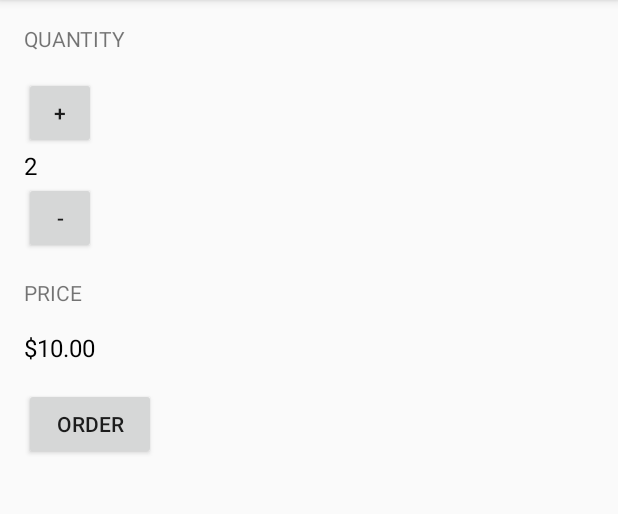
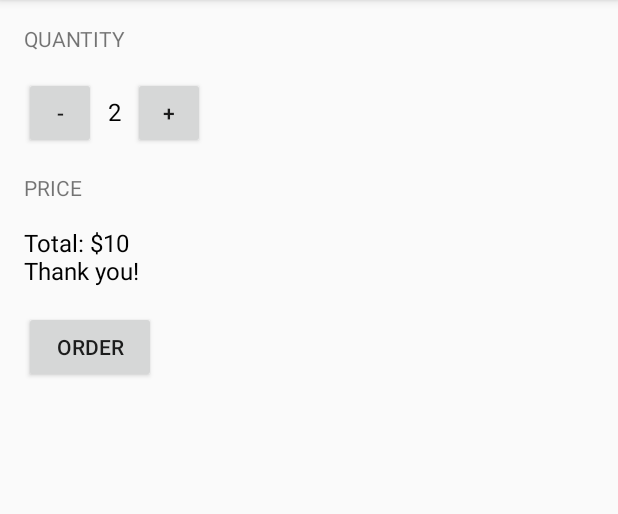
Before and after one commit to viseintellect/AppInteractive, an Android app: the screen it shows after launch (MainActivity), after a tap on "ORDER", on a phone screen of 412 x 824 dp, the part 84-598 px from its top. Run offline under Robolectric (Android 15) with nearby library versions, the phone set to English and light mode, and no system bars.

Commit message:
second commit

```diff
--- a/app/src/main/java/com/github/viseintellect/appinteractive/MainActivity.java
+++ b/app/src/main/java/com/github/viseintellect/appinteractive/MainActivity.java
@@ -78,7 +78,10 @@ public class MainActivity extends AppCompatActivity {
      * This method is called when the order button is clicked.
      */
     public void submitOrder(View view) {
-        displayPrice(quantity*5);
+        int price = quantity * 5;
+        String priceMessage = "Total: $" + price;
+        priceMessage = priceMessage + "\nThank you!";
+        displayMessage(priceMessage);
     }
 
     /**
@@ -98,4 +101,12 @@ public class MainActivity extends AppCompatActivity {
         priceTextView.setText(NumberFormat.getCurrencyInstance().format(number));
     }
 
+    /**
+     * This method displays the given text on the screen.
+     */
+    private void displayMessage(String message) {
+        TextView priceTextView = (TextView) findViewById(R.id.price_text_view);
+        priceTextView.setText(message);
+    }
+
 }
--- a/app/src/main/res/layout/content_main.xml
+++ b/app/src/main/res/layout/content_main.xml
@@ -20,16 +20,23 @@
         android:text="Quantity"
         android:textAllCaps="true" />
 
+    <LinearLayout
+        android:layout_width="match_parent"
+        android:layout_height="wrap_content"
+        android:orientation="horizontal">
+
         <Button
             android:layout_width="48dp"
             android:layout_height="48dp"
-        android:onClick="increment"
-        android:text="+" />
+            android:onClick="decrement"
+            android:text="-" />
 
         <TextView
             android:id="@+id/quantity_text_view"
             android:layout_width="wrap_content"
             android:layout_height="wrap_content"
+            android:layout_marginLeft="8dp"
+            android:layout_marginRight="8dp"
             android:text="2"
             android:textColor="@android:color/black"
             android:textSize="16sp" />
@@ -37,8 +44,10 @@
         <Button
             android:layout_width="48dp"
             android:layout_height="48dp"
-        android:onClick="decrement"
-        android:text="-" />
+            android:onClick="increment"
+            android:text="+" />
+
+    </LinearLayout>
 
     <TextView
         android:layout_width="wrap_content"
```
Lines whose indentation alone changed are shown as unchanged.
